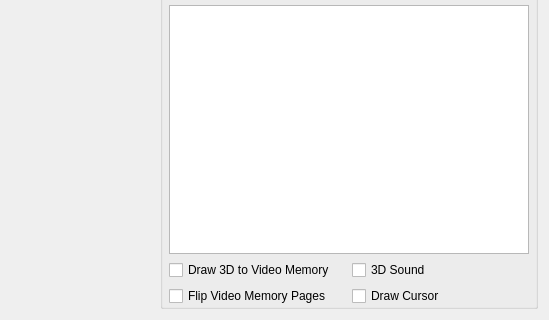
Before: the Qt Designer form CONFIG/res/maindialog.ui in isledecomp/isle-portable, drawn with Qt 5; both pictures show x 0 to 549 and y 247 to 567 of the 549 by 567 pixel window.
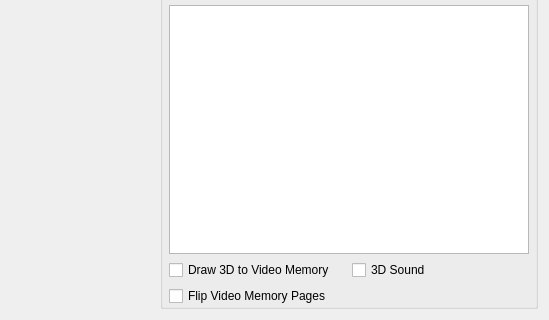
After: the same form once the commit is applied. Icons and pictures are not drawn.

Commit message: Remove Draw Cursor checkbox from config tool (#330)

Patch:
```diff
--- a/CONFIG/res/maindialog.ui
+++ b/CONFIG/res/maindialog.ui
@@ -332,13 +332,6 @@
               </property>
              </widget>
             </item>
-            <item row="1" column="1">
-             <widget class="QCheckBox" name="drawCursorCheckBox">
-              <property name="text">
-               <string>Draw Cursor</string>
-              </property>
-             </widget>
-            </item>
            </layout>
           </widget>
          </item>
```
The commit also changes 2 other files.
